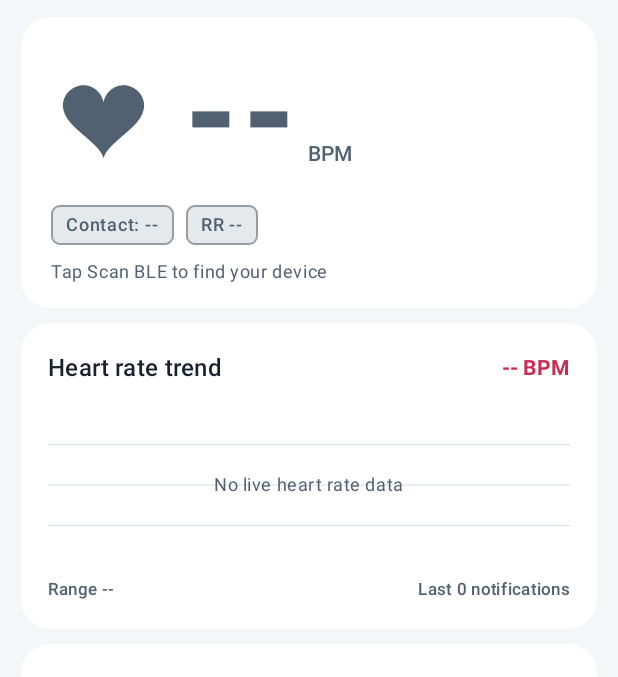
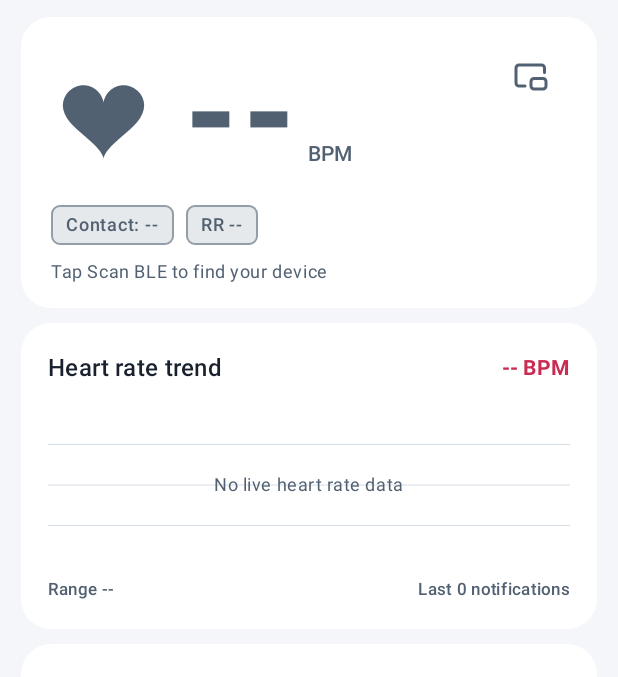
Before and after one commit to frailty9/ble-hr-viewer, an Android app built with Jetpack Compose: the screen it shows after launch (MainActivity), on a phone screen of 412 x 824 dp, the part 70-747 px from its top. Run offline under Robolectric (Android 15) with nearby library versions, the phone set to English and light mode, and no system bars.

Commit message:
feat: 在心率卡片中开关悬浮窗

```diff
--- a/app/src/main/java/com/example/blehr/feature/home/HomeRoute.kt
+++ b/app/src/main/java/com/example/blehr/feature/home/HomeRoute.kt
@@ -31,6 +31,7 @@ import com.example.blehr.overlay.HeartRateOverlayService
 fun HomeRoute(viewModel: HomeViewModel, onOpenSettings: () -> Unit) {
     val context = LocalContext.current
     val state by viewModel.ui.collectAsStateWithLifecycle()
+    val overlayVisible by HeartRateOverlayService.isVisible.collectAsStateWithLifecycle()
     val lifecycleOwner = LocalLifecycleOwner.current
     val blePermissions = remember { requiredBlePermissions() }
     val requestedPermissions = remember {
@@ -41,7 +42,6 @@ fun HomeRoute(viewModel: HomeViewModel, onOpenSettings: () -> Unit) {
     var granted by remember { mutableStateOf(hasBlePermissions(context, blePermissions)) }
     var asked by rememberSaveable { mutableStateOf(false) }
     var overlayPending by rememberSaveable { mutableStateOf(false) }
-    var overlayGranted by remember { mutableStateOf(Settings.canDrawOverlays(context)) }
     val permissionLauncher = rememberLauncherForActivityResult(
         ActivityResultContracts.RequestMultiplePermissions(),
     ) {
@@ -51,8 +51,7 @@ fun HomeRoute(viewModel: HomeViewModel, onOpenSettings: () -> Unit) {
     val overlayPermissionLauncher = rememberLauncherForActivityResult(
         ActivityResultContracts.StartActivityForResult(),
     ) {
-        overlayGranted = Settings.canDrawOverlays(context)
-        if (overlayPending && overlayGranted) {
+        if (overlayPending && Settings.canDrawOverlays(context)) {
             HeartRateOverlayService.show(context)
         } else if (overlayPending) {
             Toast.makeText(context, R.string.overlay_permission_denied, Toast.LENGTH_SHORT).show()
@@ -63,7 +62,6 @@ fun HomeRoute(viewModel: HomeViewModel, onOpenSettings: () -> Unit) {
         val observer = LifecycleEventObserver { _, event ->
             if (event == Lifecycle.Event.ON_RESUME) {
                 granted = hasBlePermissions(context, blePermissions)
-                overlayGranted = Settings.canDrawOverlays(context)
             }
         }
         lifecycleOwner.lifecycle.addObserver(observer)
@@ -86,7 +84,7 @@ fun HomeRoute(viewModel: HomeViewModel, onOpenSettings: () -> Unit) {
         }
         HomeScreen(
             state = state,
-            overlayGranted = overlayGranted,
+            overlayVisible = overlayVisible,
             onOpenSettings = onOpenSettings,
             onStartScan = viewModel::startScan,
             onStopScan = viewModel::stopScan,
@@ -95,14 +93,16 @@ fun HomeRoute(viewModel: HomeViewModel, onOpenSettings: () -> Unit) {
             onOpenBluetoothSettings = {
                 context.startActivity(Intent(Settings.ACTION_BLUETOOTH_SETTINGS))
             },
-            onShowOverlay = {
-                if (Settings.canDrawOverlays(context)) {
-                    HeartRateOverlayService.show(context)
-                } else {
-                    overlayPending = true
-                    overlayPermissionLauncher.launch(
-                        Intent(Settings.ACTION_MANAGE_OVERLAY_PERMISSION, "package:${context.packageName}".toUri()),
-                    )
+            onToggleOverlay = {
+                when {
+                    HeartRateOverlayService.isVisible.value -> HeartRateOverlayService.hide(context)
+                    Settings.canDrawOverlays(context) -> HeartRateOverlayService.show(context)
+                    !overlayPending -> {
+                        overlayPending = true
+                        overlayPermissionLauncher.launch(
+                            Intent(Settings.ACTION_MANAGE_OVERLAY_PERMISSION, "package:${context.packageName}".toUri()),
+                        )
+                    }
                 }
             },
         )
--- a/app/src/main/java/com/example/blehr/feature/home/HomeScreen.kt
+++ b/app/src/main/java/com/example/blehr/feature/home/HomeScreen.kt
@@ -29,7 +29,6 @@ import com.example.blehr.feature.home.components.BpmCard
 import com.example.blehr.feature.home.components.DeviceCard
 import com.example.blehr.feature.home.components.ErrorCard
 import com.example.blehr.feature.home.components.HelpCard
-import com.example.blehr.feature.home.components.OverlayCard
 import com.example.blehr.feature.home.components.PacketCard
 import com.example.blehr.feature.home.components.TrendCard
 import com.example.blehr.ui.theme.PageMargin
@@ -37,14 +36,14 @@ import com.example.blehr.ui.theme.PageMargin
 @Composable
 fun HomeScreen(
     state: HeartRateState,
-    overlayGranted: Boolean,
+    overlayVisible: Boolean,
     onOpenSettings: () -> Unit,
     onStartScan: () -> Unit,
     onStopScan: () -> Unit,
     onConnect: (ScannedDevice) -> Unit,
     onDisconnect: () -> Unit,
     onOpenBluetoothSettings: () -> Unit,
-    onShowOverlay: () -> Unit,
+    onToggleOverlay: () -> Unit,
 ) {
     // Declare each layout's scroll state outside the orientation branch so it survives rotation.
     val portraitScroll = rememberScrollState()
@@ -76,7 +75,7 @@ fun HomeScreen(
                             .testTag("home_left_scroll")
                             .verticalScroll(landscapeLeftScroll),
                     ) {
-                        BpmCard(state)
+                        BpmCard(state, overlayVisible, onToggleOverlay)
                         Spacer(Modifier.height(10.dp))
                         TrendCard(state)
                         Spacer(Modifier.height(10.dp))
@@ -92,8 +91,6 @@ fun HomeScreen(
                     ) {
                         DeviceCard(state, onStartScan, onStopScan, onConnect, onDisconnect, onOpenBluetoothSettings)
                         Spacer(Modifier.height(10.dp))
-                        OverlayCard(overlayGranted, onShowOverlay)
-                        Spacer(Modifier.height(10.dp))
                         ErrorCard(state)
                         Spacer(Modifier.height(10.dp))
                         HelpCard()
@@ -107,13 +104,11 @@ fun HomeScreen(
                         .testTag("home_scroll")
                         .verticalScroll(portraitScroll),
                 ) {
-                    BpmCard(state)
+                    BpmCard(state, overlayVisible, onToggleOverlay)
                     Spacer(Modifier.height(10.dp))
                     TrendCard(state)
                     Spacer(Modifier.height(10.dp))
                     DeviceCard(state, onStartScan, onStopScan, onConnect, onDisconnect, onOpenBluetoothSettings)
-                    Spacer(Modifier.height(10.dp))
-                    OverlayCard(overlayGranted, onShowOverlay)
                     Spacer(Modifier.height(10.dp))
                     ErrorCard(state)
                     Spacer(Modifier.height(10.dp))
--- a/app/src/main/java/com/example/blehr/feature/home/components/HeartRateCard.kt
+++ b/app/src/main/java/com/example/blehr/feature/home/components/HeartRateCard.kt
@@ -20,17 +20,30 @@ import androidx.compose.foundation.layout.size
 import androidx.compose.foundation.layout.width
 import androidx.compose.material3.Card
 import androidx.compose.material3.CardDefaults
+import androidx.compose.material3.ExperimentalMaterial3Api
+import androidx.compose.material3.Icon
+import androidx.compose.material3.IconButton
 import androidx.compose.material3.MaterialTheme
+import androidx.compose.material3.PlainTooltip
 import androidx.compose.material3.Text
+import androidx.compose.material3.TooltipBox
+import androidx.compose.material3.TooltipDefaults
+import androidx.compose.material3.rememberTooltipState
 import androidx.compose.runtime.Composable
 import androidx.compose.runtime.getValue
+import androidx.compose.runtime.remember
 import androidx.compose.ui.Alignment
 import androidx.compose.ui.Modifier
+import androidx.compose.ui.graphics.Color
 import androidx.compose.ui.graphics.Path
 import androidx.compose.ui.graphics.graphicsLayer
+import androidx.compose.ui.layout.Layout
 import androidx.compose.ui.platform.LocalContext
+import androidx.compose.ui.res.painterResource
 import androidx.compose.ui.res.stringResource
 import androidx.compose.ui.text.font.FontWeight
+import androidx.compose.ui.text.rememberTextMeasurer
+import androidx.compose.ui.unit.Dp
 import androidx.compose.ui.unit.dp
 import androidx.compose.ui.unit.sp
 import com.example.blehr.R
@@ -52,7 +65,7 @@ import kotlin.math.sin
 
 @Composable
 @OptIn(ExperimentalLayoutApi::class)
-internal fun BpmCard(state: HeartRateState) {
+internal fun BpmCard(state: HeartRateState, overlayVisible: Boolean, onToggleOverlay: () -> Unit) {
     val context = LocalContext.current
     val sample = state.sample
     val bpm = sample?.bpm ?: 0
@@ -101,25 +114,7 @@ internal fun BpmCard(state: HeartRateState) {
         ),
     ) {
         Column(Modifier.padding(horizontal = 20.dp, vertical = 16.dp)) {
-            Row(verticalAlignment = Alignment.CenterVertically) {
-                PulsingHeart(bpm = bpm, contact = contact)
-                Spacer(Modifier.width(18.dp))
-                Row(verticalAlignment = Alignment.Bottom) {
-                    Text(
-                        text = if (hasSample) bpm.toString() else "--",
-                        fontSize = 84.sp,
-                        lineHeight = 86.sp,
-                        fontWeight = FontWeight.Black,
-                        color = bpmColor,
-                    )
-                    Text(
-                        text = "BPM",
-                        modifier = Modifier.padding(start = 6.dp, bottom = 14.dp),
-                        style = MaterialTheme.typography.labelLarge,
-                        color = Muted,
-                    )
-                }
-            }
+            BpmHeader(bpm, hasSample, contact, bpmColor, overlayVisible, onToggleOverlay)
             Spacer(Modifier.height(10.dp))
             FlowRow(
                 horizontalArrangement = Arrangement.spacedBy(8.dp),
@@ -162,9 +157,92 @@ internal fun BpmCard(state: HeartRateState) {
     }
 }
 
+@Composable
+@OptIn(ExperimentalLayoutApi::class)
+private fun BpmHeader(
+    bpm: Int,
+    hasSample: Boolean,
+    contact: SensorContact,
+    bpmColor: Color,
+    overlayVisible: Boolean,
+    onToggleOverlay: () -> Unit,
+) {
+    val heartSize = 70.dp
+    val heartGap = 18.dp
+    val unitGap = 6.dp
+    val bpmStyle = MaterialTheme.typography.bodyLarge.copy(
+        fontSize = 84.sp,
+        lineHeight = 86.sp,
+        fontWeight = FontWeight.Black,
+    )
+    val unitStyle = MaterialTheme.typography.labelLarge
+    val textMeasurer = rememberTextMeasurer()
+    // Keep the button in the same row as readings change between two and three digits.
+    val readoutTextWidth = remember(textMeasurer, bpmStyle, unitStyle) {
+        ('0'..'9').maxOf { textMeasurer.measure(it.toString().repeat(3), style = bpmStyle).size.width } +
+            textMeasurer.measure("BPM", style = unitStyle).size.width
+    }
+    Layout(
+        modifier = Modifier.fillMaxWidth(),
+        content = {
+            Row(verticalAlignment = Alignment.CenterVertically) {
+                PulsingHeart(bpm, contact, heartSize)
+                Spacer(Modifier.width(heartGap))
+                FlowRow(horizontalArrangement = Arrangement.spacedBy(unitGap)) {
+                    Text(
+                        text = if (hasSample) bpm.toString() else "--",
+                        modifier = Modifier.align(Alignment.Bottom),
+                        style = bpmStyle,
+                        color = bpmColor,
+                    )
+                    Text(
+                        text = "BPM",
+                        modifier = Modifier.align(Alignment.Bottom).padding(bottom = 14.dp),
+                        style = unitStyle,
+                        color = Muted,
+                    )
+                }
+            }
+            OverlayToggle(overlayVisible, onToggleOverlay)
+        },
+    ) { (readout, toggle), constraints ->
+        val childConstraints = constraints.copy(minWidth = 0, minHeight = 0)
+        val readoutPlaceable = readout.measure(childConstraints)
+        val togglePlaceable = toggle.measure(childConstraints)
+        val width = constraints.maxWidth
+        val gap = 8.dp.roundToPx()
+        val reservedReadoutWidth = heartSize.roundToPx() + heartGap.roundToPx() +
+            unitGap.roundToPx() + readoutTextWidth
+        val fitsOnFirstRow = maxOf(readoutPlaceable.width, reservedReadoutWidth) + gap + togglePlaceable.width <= width
+        val toggleTop = if (fitsOnFirstRow) 0 else readoutPlaceable.height
+        layout(width, maxOf(readoutPlaceable.height, toggleTop + togglePlaceable.height)) {
+            readoutPlaceable.placeRelative(x = 0, y = 0)
+            togglePlaceable.placeRelative(x = width - togglePlaceable.width, y = toggleTop)
+        }
+    }
+}
 
 @Composable
-private fun PulsingHeart(bpm: Int, contact: SensorContact) {
+@OptIn(ExperimentalMaterial3Api::class)
+private fun OverlayToggle(visible: Boolean, onToggle: () -> Unit) {
+    val action = stringResource(if (visible) R.string.overlay_close else R.string.overlay_show)
+    TooltipBox(
+        positionProvider = TooltipDefaults.rememberPlainTooltipPositionProvider(),
+        tooltip = { PlainTooltip { Text(action) } },
+        state = rememberTooltipState(),
+    ) {
+        IconButton(onClick = onToggle, modifier = Modifier.size(48.dp)) {
+            Icon(
+                painter = painterResource(if (visible) R.drawable.ic_close else R.drawable.ic_overlay),
+                contentDescription = action,
+                tint = if (visible) Accent else Muted,
+            )
+        }
+    }
+}
+
+@Composable
+private fun PulsingHeart(bpm: Int, contact: SensorContact, heartSize: Dp) {
     val beatMillis = if (bpm > 0) (60_000 / bpm / 2).coerceIn(180, 900) else 1_200
     val transition = rememberInfiniteTransition(label = "heartbeat")
     val scale by transition.animateFloat(
@@ -183,7 +261,7 @@ private fun PulsingHeart(bpm: Int, contact: SensorContact) {
     }
     Canvas(
         modifier = Modifier
-            .size(70.dp)
+            .size(heartSize)
             .graphicsLayer {
                 scaleX = scale
                 scaleY = scale
--- a/app/src/main/java/com/example/blehr/feature/home/components/OverlayCard.kt
+++ /dev/null
@@ -1,65 +0,0 @@
-package com.example.blehr.feature.home.components
-
-import androidx.compose.foundation.layout.Column
-import androidx.compose.foundation.layout.Row
-import androidx.compose.foundation.layout.Spacer
-import androidx.compose.foundation.layout.fillMaxWidth
-import androidx.compose.foundation.layout.height
-import androidx.compose.foundation.layout.padding
-import androidx.compose.material3.Button
-import androidx.compose.material3.Card
-import androidx.compose.material3.CardDefaults
-import androidx.compose.material3.MaterialTheme
-import androidx.compose.material3.Text
-import androidx.compose.runtime.Composable
-import androidx.compose.ui.Alignment
-import androidx.compose.ui.Modifier
-import androidx.compose.ui.res.stringResource
-import androidx.compose.ui.unit.dp
-import com.example.blehr.R
-import com.example.blehr.ui.components.StatusChip
-import com.example.blehr.ui.theme.Ink
-import com.example.blehr.ui.theme.LocalAppShapes
-import com.example.blehr.ui.theme.Muted
-import com.example.blehr.ui.theme.OkGreen
-import com.example.blehr.ui.theme.WarnAmber
-
-@Composable
-internal fun OverlayCard(granted: Boolean, onShow: () -> Unit) {
-    Card(
-        modifier = Modifier.fillMaxWidth(),
-        shape = LocalAppShapes.current.card,
-        colors = CardDefaults.cardColors(containerColor = MaterialTheme.colorScheme.surface),
-    ) {
-        Column(Modifier.padding(18.dp)) {
-            Row(verticalAlignment = Alignment.CenterVertically) {
-                Text(
-                    text = stringResource(R.string.overlay_title),
-                    modifier = Modifier.weight(1f),
-                    style = MaterialTheme.typography.titleMedium,
-                    color = Ink,
-                )
-                StatusChip(
-                    text = if (granted) stringResource(R.string.permission_granted) else stringResource(R.string.permission_required),
-                    color = if (granted) OkGreen else WarnAmber,
-                )
-            }
-            Spacer(Modifier.height(10.dp))
-            Text(
-                text = stringResource(R.string.overlay_description),
-                style = MaterialTheme.typography.bodySmall,
-                color = Muted,
-            )
-            Spacer(Modifier.height(4.dp))
-            Text(
-                text = stringResource(R.string.overlay_hint),
-                style = MaterialTheme.typography.bodySmall,
-                color = Muted,
-            )
-            Spacer(Modifier.height(10.dp))
-            Button(onClick = onShow, shape = LocalAppShapes.current.button) {
-                Text(if (granted) stringResource(R.string.overlay_show) else stringResource(R.string.overlay_allow_show))
-            }
-        }
-    }
-}
--- /dev/null
+++ b/app/src/main/res/drawable/ic_close.xml
@@ -0,0 +1,12 @@
+<vector xmlns:android="http://schemas.android.com/apk/res/android"
+    android:width="24dp"
+    android:height="24dp"
+    android:viewportWidth="24"
+    android:viewportHeight="24">
+    <path
+        android:pathData="M18,6L6,18 M6,6L18,18"
+        android:strokeColor="#FFFFFFFF"
+        android:strokeWidth="2"
+        android:strokeLineCap="round"
+        android:strokeLineJoin="round" />
+</vector>
--- /dev/null
+++ b/app/src/main/res/drawable/ic_overlay.xml
@@ -0,0 +1,12 @@
+<vector xmlns:android="http://schemas.android.com/apk/res/android"
+    android:width="24dp"
+    android:height="24dp"
+    android:viewportWidth="24"
+    android:viewportHeight="24">
+    <path
+        android:pathData="M21,9V6a2,2 0,0 0,-2,-2H4a2,2 0,0 0,-2,2v10c0,1.1 0.9,2 2,2h4 M14,13h6a2,2 0,0 1,2,2v3a2,2 0,0 1,-2,2h-6a2,2 0,0 1,-2,-2v-3a2,2 0,0 1,2,-2z"
+        android:strokeColor="#FFFFFFFF"
+        android:strokeWidth="2"
+        android:strokeLineCap="round"
+        android:strokeLineJoin="round" />
+</vector>
--- a/app/src/main/res/values/strings.xml
+++ b/app/src/main/res/values/strings.xml
@@ -34,13 +34,7 @@
     <string name="packet_title">Latest raw packet</string>
     <string name="packet_metadata">flags=0x%1$02x · energy=%2$s</string>
     <string name="packet_raw">raw %1$s</string>
-    <string name="overlay_title">Heart rate overlay</string>
-    <string name="permission_granted">Allowed</string>
-    <string name="permission_required">Permission needed</string>
-    <string name="overlay_description">A compact overlay with a static heart and a three-digit BPM field. Requires permission to display over other apps. Drag to move; long-press to close. Taps do nothing to avoid accidental actions while gaming.</string>
-    <string name="overlay_hint" tools:ignore="TypographyDashes">Connect a heart rate device first. The overlay shows -- when no data is available, or 0 when the device reports 0 BPM.</string>
     <string name="overlay_show">Show overlay</string>
-    <string name="overlay_allow_show">Allow and show</string>
     <string name="overlay_appearance">Overlay appearance</string>
     <string name="reset_defaults">Reset</string>
     <string name="background_color">Background color</string>
```
Also changed, not shown: app/src/main/java/com/example/blehr/overlay/HeartRateOverlayService.kt (+30 -3 lines), 6 other files.
